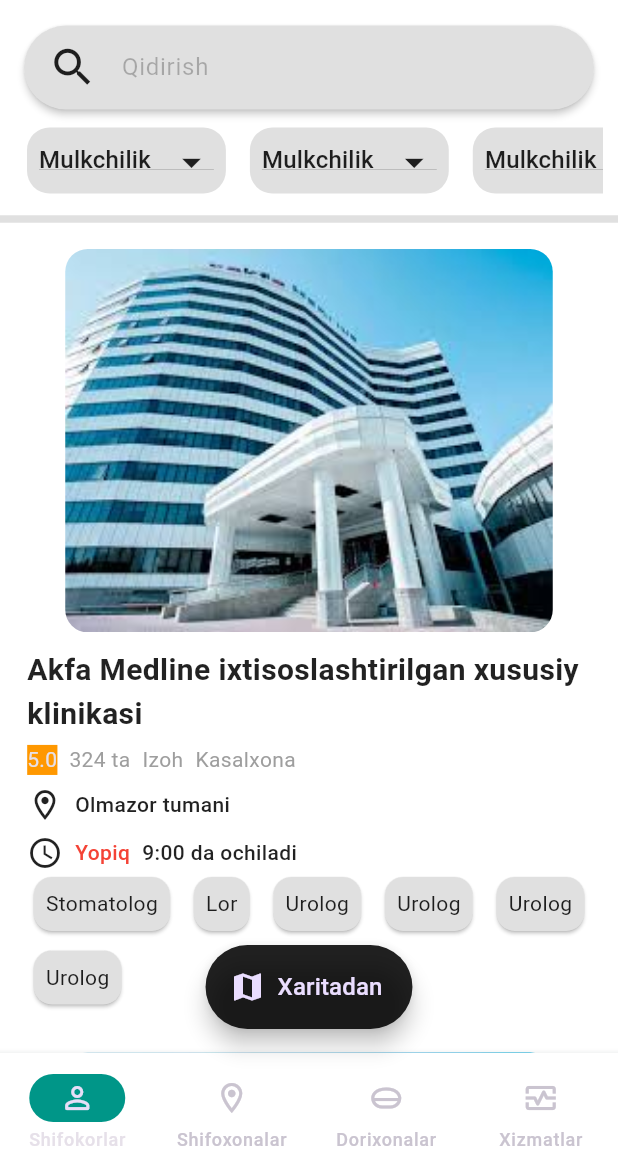
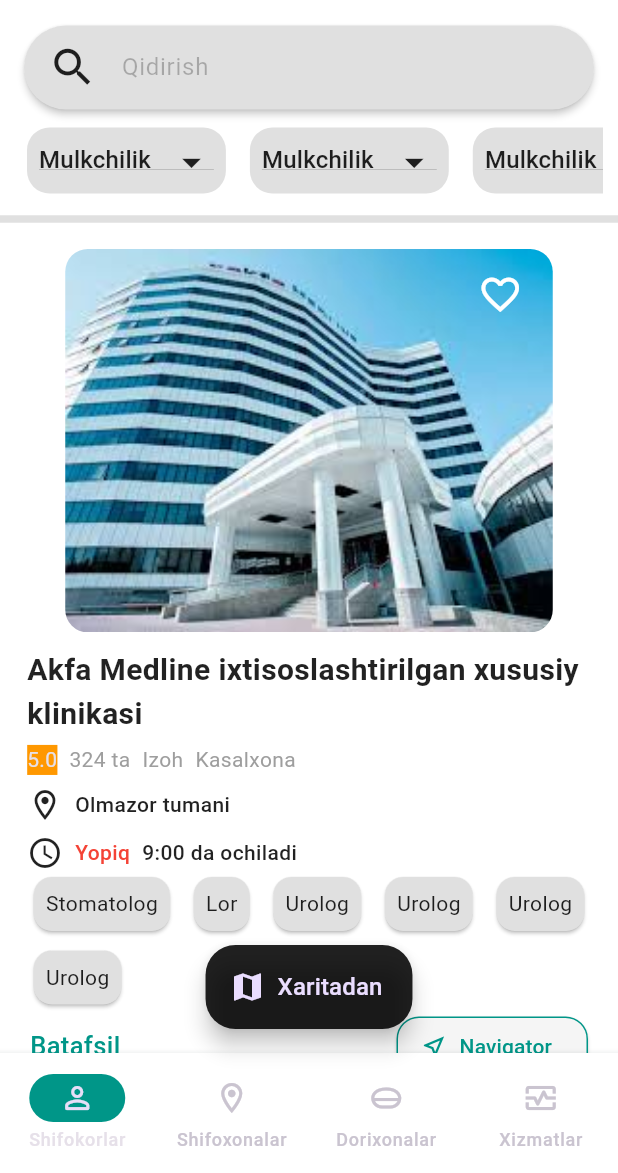
Before and after one commit to BolliyevDilshod/medos-flutter, a Flutter app: the screen it shows after launch, on a phone screen of 412 x 824 dp, the part 63-1236 px from its top. Run offline on Flutter 3.47's test engine with Material 3 defaults, Android fonts, the phone set to English and light mode, and no system bars; our stand-ins replace google_maps_flutter, intl_phone_field, pinput; missing offline and left inert: multiselect.

Commit message:
new version stack

```diff
--- a/lib/Auth_Clinck/reg_clinic.dart
+++ b/lib/Auth_Clinck/reg_clinic.dart
@@ -1,6 +1,7 @@
 import 'package:flutter/material.dart';
 import 'package:medos/Authentication/reg.dart';
 import 'package:medos/Auth_Clinck//reg_clinic_two_page.dart';
+import 'package:multiselect/multiselect.dart';
 
 class Reg_Clinic extends StatefulWidget {
   const Reg_Clinic({super.key});
@@ -253,6 +254,7 @@ class _Reg_ClinicState extends State<Reg_Clinic> {
                 ),
               ),
             ),
+
             Padding(
               padding: const EdgeInsets.symmetric(horizontal: 25.0),
               child: Container(
--- a/lib/screens_pages/home.dart
+++ b/lib/screens_pages/home.dart
@@ -1,6 +1,9 @@
 import 'package:flutter/material.dart';
 import 'package:medos/screens_pages/menu_drawer.dart';
 import 'package:medos/screens_pages/menu_reg.dart';
+import 'package:medos/screens_pages/save_page.dart';
+import 'package:medos/two_pages/info_project.dart';
+import '../two_pages/info_clinic.dart';
 import 'map_page.dart';
 import 'nav_bar.dart';
 
@@ -26,7 +29,7 @@ class HomePage extends StatelessWidget {
           style: TextStyle(fontSize: 16.0),
         ),
         shape: RoundedRectangleBorder(
-          borderRadius: BorderRadius.circular(50.0),
+          borderRadius: BorderRadius.circular(20.0),
         ),
       ),
       appBar: AppBar(
@@ -50,9 +53,13 @@ class HomePage extends StatelessWidget {
       bottomNavigationBar: NavigationBar(
         destinations: [
           NavigationDestination(
-              icon: Icon(Icons.person_outline_rounded), label: "Shifokorlar",),
+            icon: Icon(Icons.person_outline_rounded),
+            label: "Shifokorlar",
+          ),
           NavigationDestination(
-            icon: Icon(Icons.location_on_outlined), label: "Shifoxonalar",),
+            icon: Icon(Icons.location_on_outlined),
+            label: "Shifoxonalar",
+          ),
           NavigationDestination(
               icon: Icon(Icons.home_mini_sharp), label: "Dorixonalar"),
           NavigationDestination(
@@ -81,7 +88,8 @@ class HomePage extends StatelessWidget {
                   hintStyle: WidgetStateProperty.all(
                     TextStyle(color: Colors.black26),
                   ),
-                  textStyle: WidgetStateProperty.all(TextStyle(color: Colors.black87)),
+                  textStyle:
+                      WidgetStateProperty.all(TextStyle(color: Colors.black87)),
                   backgroundColor: WidgetStateProperty.all(Colors.grey[300]),
                   shadowColor: WidgetStateProperty.all(Colors.black87),
                   elevation: WidgetStateProperty.all(2.0),
@@ -154,6 +162,8 @@ class HomePage extends StatelessWidget {
                             SizedBox(
                               height: 12.0,
                             ),
+                            Stack(
+                              children: [
                                 ClipRRect(
                                   child: Image.asset(
                                     "images/akfamedline.jpg",
@@ -161,6 +171,16 @@ class HomePage extends StatelessWidget {
                                     width: 325.0,
                                   ),
                                   borderRadius: BorderRadius.circular(15.0),
+                                ),
+                                Positioned(
+                                  child: Icon(
+                                    Icons.favorite_border_outlined,
+                                    size: 30.0,
+                                  ),
+                                  bottom: 210.0,
+                                  right: 20.0,
+                                ),
+                              ],
                             ),
                             SizedBox(height: 5.0),
                             Padding(
@@ -333,8 +353,59 @@ class HomePage extends StatelessWidget {
                                 ],
                               ),
                             ),
-                            SizedBox(
-                              height: 16.0,
+                            Row(
+                              children: [
+                                GestureDetector(
+                                  child: Padding(
+                                    padding: const EdgeInsets.symmetric(
+                                        horizontal: 20.0),
+                                    child: Text(
+                                      "Batafsil",
+                                      style: TextStyle(
+                                          color: Colors.teal,
+                                          fontSize: 17.0,
+                                          fontWeight: FontWeight.w500,
+                                          decoration: TextDecoration.underline,
+                                          decorationColor: Colors.teal),
+                                    ),
+                                  ),
+                                  onTap: () {
+                                    Navigator.push(
+                                      context,
+                                      MaterialPageRoute(
+                                        builder: (context) => InfoClinic(),
+                                      ),
+                                    );
+                                  },
+                                ),
+                                Padding(
+                                  padding: const EdgeInsets.symmetric(
+                                      horizontal: 20.0),
+                                  child: ElevatedButton.icon(
+                                    onPressed: () {},
+                                    label: Text(
+                                      "Navigator",
+                                      style: TextStyle(color: Colors.teal),
+                                    ),
+                                    icon: Icon(
+                                      Icons.near_me_outlined,
+                                      color: Colors.teal,
+                                    ),
+                                    style: ElevatedButton.styleFrom(
+                                      backgroundColor: Colors.grey[100],
+                                      shape: RoundedRectangleBorder(
+                                        borderRadius:
+                                            BorderRadius.circular(15.0),
+                                        side: BorderSide(
+                                          width: 1,
+                                          color: Colors.teal,
+                                        ),
+                                      ),
+                                    ),
+                                  ),
+                                ),
+                              ],
+                              mainAxisAlignment: MainAxisAlignment.spaceBetween,
                             ),
                           ],
                         );
--- a/lib/screens_pages/map_page.dart
+++ b/lib/screens_pages/map_page.dart
@@ -42,7 +42,7 @@ class _MapPageState extends State<MapPage> {
           style: TextStyle(fontSize: 16.0),
         ),
         shape: RoundedRectangleBorder(
-          borderRadius: BorderRadius.circular(50.0),
+          borderRadius: BorderRadius.circular(20.0),
         ),
       ),
       appBar: AppBar(
--- a/pubspec.yaml
+++ b/pubspec.yaml
@@ -46,6 +46,7 @@ dependencies:
   animated_toggle_switch: ^0.8.2
   geolocator: ^13.0.2
   geocoding: ^2.2.2
+  multiselect: ^0.1.1
 
 
 
```
Also changed, not shown: lib/two_pages/info_clinic.dart (added, +33 -0 lines), pubspec.lock. Lines whose indentation alone changed are shown as unchanged.
